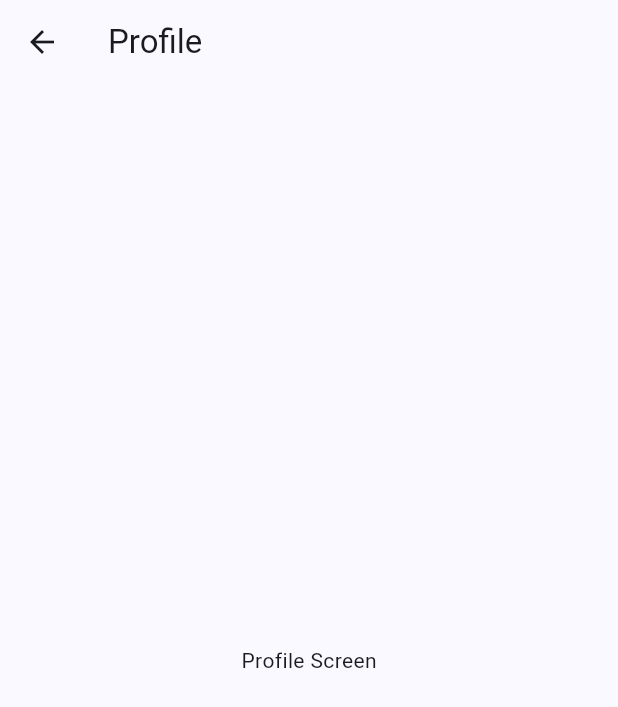
After one commit to RakanW10/poc_go_router, a Flutter app: the MoreScreen screen opened by its route, after a tap on "Profile", on a phone screen of 412 x 824 dp. The commit adds this screen. Shown: the top 707 px of the screen. Run offline on Flutter 3.47's test engine with Material 3 defaults, Android fonts, the phone set to English and light mode, and no system bars; our stand-ins replace go_router.

```diff
--- /dev/null
+++ b/lib/router/route_names.dart
@@ -0,0 +1,34 @@
+enum RouteNames {
+  login(
+    name: 'login',
+    path: '/',
+  ),
+  home(
+    name: 'home',
+    path: '/home',
+  ),
+  market(
+    name: 'market',
+    path: '/market',
+  ),
+  wallet(
+    name: 'wallet',
+    path: '/wallet',
+  ),
+  more(
+    name: 'more',
+    path: '/more',
+  ),
+  profile(
+    name: 'profile',
+    path: '/profile',
+  );
+
+  final String name;
+  final String path;
+
+  const RouteNames({
+    required this.name,
+    required this.path,
+  });
+}
--- /dev/null
+++ b/lib/screen/home_tabs.dart
@@ -0,0 +1,52 @@
+import 'package:flutter/material.dart';
+import 'package:go_router/go_router.dart';
+
+/// Builds the "shell" for the app by building a Scaffold with a
+/// BottomNavigationBar, where [child] is placed in the body of the Scaffold.
+class HomeTabs extends StatelessWidget {
+  /// Constructs an [HomeTabs].
+  const HomeTabs({
+    required this.navigationShell,
+    Key? key,
+  }) : super(key: key ?? const ValueKey<String>('HomeTabs'));
+
+  /// The navigation shell and container for the branch Navigators.
+  final StatefulNavigationShell navigationShell;
+
+  // #docregion configuration-custom-shell
+  @override
+  Widget build(BuildContext context) {
+    return Scaffold(
+      body: navigationShell,
+      bottomNavigationBar: BottomNavigationBar(
+        items: const <BottomNavigationBarItem>[
+          BottomNavigationBarItem(icon: Icon(Icons.home), label: 'Home'),
+          BottomNavigationBarItem(icon: Icon(Icons.shopping_cart), label: 'Market'),
+          BottomNavigationBarItem(icon: Icon(Icons.wallet), label: 'Wallet'),
+          BottomNavigationBarItem(icon: Icon(Icons.more_horiz), label: 'More'),
+        ],
+        currentIndex: navigationShell.currentIndex,
+        onTap: (int index) => navigationShell.goBranch(index),
+      ),
+    );
+  }
+  // #enddocregion configuration-custom-shell
+
+  /// NOTE: For a slightly more sophisticated branch switching, change the onTap
+  /// handler on the BottomNavigationBar above to the following:
+  /// `onTap: (int index) => _onTap(context, index),`
+  // ignore: unused_element
+  void _onTap(BuildContext context, int index) {
+    // When navigating to a new branch, it's recommended to use the goBranch
+    // method, as doing so makes sure the last navigation state of the
+    // Navigator for the branch is restored.
+    navigationShell.goBranch(
+      index,
+      // A common pattern when using bottom navigation bars is to support
+      // navigating to the initial location when tapping the item that is
+      // already active. This example demonstrates how to support this behavior,
+      // using the initialLocation parameter of goBranch.
+      initialLocation: index == navigationShell.currentIndex,
+    );
+  }
+}
--- a/lib/screen/more_screen.dart
+++ b/lib/screen/more_screen.dart
@@ -1,15 +1,31 @@
 import 'package:flutter/material.dart';
+import 'package:go_router/go_router.dart';
+
+import '../router/route_names.dart';
 
 class MoreScreen extends StatelessWidget {
   const MoreScreen({super.key});
 
   @override
   Widget build(BuildContext context) {
-    return const Scaffold(
+    return Scaffold(
       body: Center(
-        child: Text(
-          'More',
-          style: TextStyle(fontSize: 24),
+        child: Column(
+          mainAxisAlignment: MainAxisAlignment.center,
+          children: [
+            ElevatedButton(
+              onPressed: () {
+                context.pushNamed(RouteNames.profile.name);
+              },
+              child: const Text('Profile'),
+            ),
+            ElevatedButton(
+              onPressed: () {
+                context.goNamed(RouteNames.login.name);
+              },
+              child: const Text('Logout'),
+            )
+          ],
         ),
       ),
     );
--- /dev/null
+++ b/lib/screen/profile_screen.dart
@@ -0,0 +1,17 @@
+import 'package:flutter/material.dart';
+
+class ProfileScreen extends StatelessWidget {
+  const ProfileScreen({super.key});
+
+  @override
+  Widget build(BuildContext context) {
+    return Scaffold(
+      appBar: AppBar(
+        title: const Text('Profile'),
+      ),
+      body: const Center(
+        child: Text('Profile Screen'),
+      ),
+    );
+  }
+}
--- a/pubspec.yaml
+++ b/pubspec.yaml
@@ -35,6 +35,7 @@ dependencies:
   # The following adds the Cupertino Icons font to your application.
   # Use with the CupertinoIcons class for iOS style icons.
   cupertino_icons: ^1.0.8
+  go_router: ^14.6.0
 
 dev_dependencies:
   flutter_test:
```
Also changed, not shown: lib/main.dart (+9 -3 lines), lib/router/app_router.dart (added, +73 -0 lines), lib/screen/login_screen.dart (+6 -1 lines), pubspec.lock.
